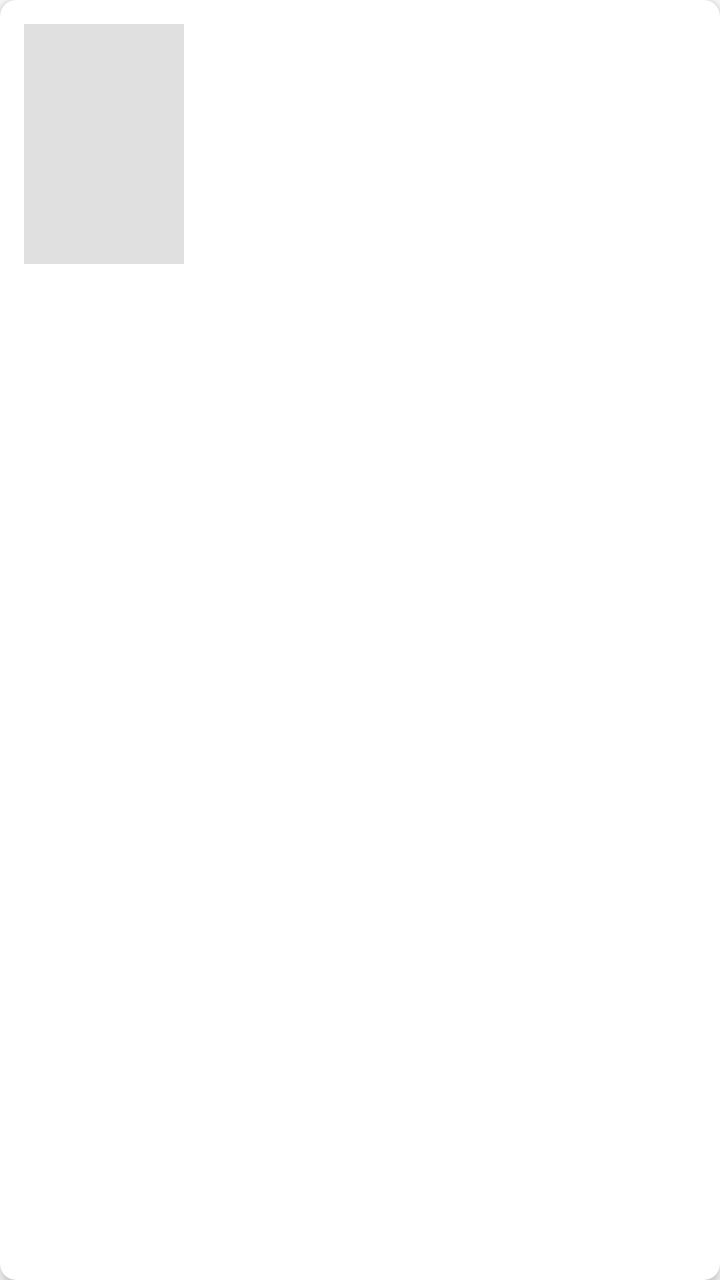
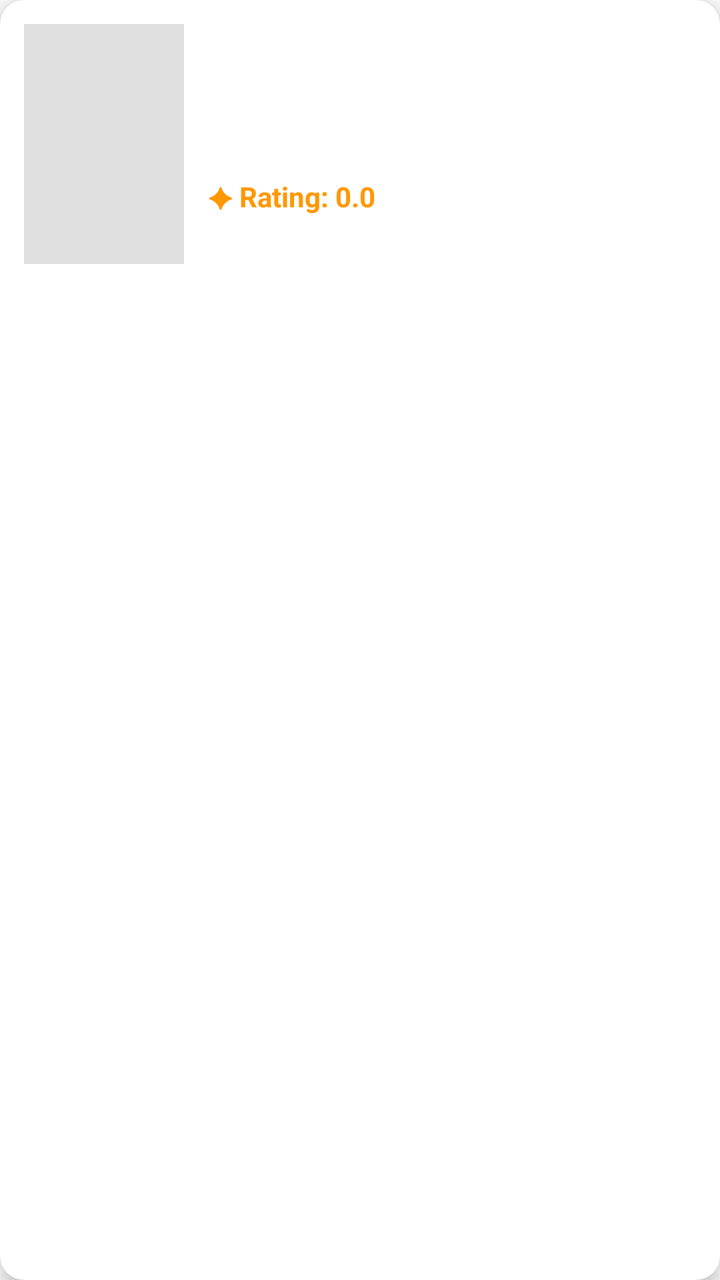

Two renders of the same Android screen: before a commit and after it. Below are the layout's source before the change and the commit's diff.
<!-- AndroidManifest.xml: application theme Theme.BookRecommender -->
<!-- res/layout/item_book.xml -->
<?xml version="1.0" encoding="utf-8"?>
<androidx.cardview.widget.CardView
    xmlns:android="http://schemas.android.com/apk/res/android"
    xmlns:app="http://schemas.android.com/apk/res-auto"
    android:layout_width="match_parent"
    android:layout_height="wrap_content"
    android:layout_margin="8dp"
    app:cardCornerRadius="8dp"
    app:cardElevation="4dp"
    app:cardBackgroundColor="@color/white">

    <LinearLayout
        android:layout_width="match_parent"
        android:layout_height="wrap_content"
        android:orientation="horizontal"
        android:padding="12dp">

        <ImageView
            android:id="@+id/ivBookCover"
            android:layout_width="80dp"
            android:layout_height="120dp"
            android:scaleType="centerCrop"
            android:background="@color/placeholder_bg" />

        <LinearLayout
            android:layout_width="0dp"
            android:layout_height="wrap_content"
            android:layout_weight="1"
            android:orientation="vertical"
            android:layout_marginStart="12dp"
            android:layout_gravity="center_vertical">

            <TextView
                android:id="@+id/tvBookTitle"
                android:layout_width="wrap_content"
                android:layout_height="wrap_content"
                android:textSize="16sp"
                android:textStyle="bold"
                android:textColor="@color/black"
                android:maxLines="2"
                android:ellipsize="end" />

            <TextView
                android:id="@+id/tvBookAuthor"
                android:layout_width="wrap_content"
                android:layout_height="wrap_content"
                android:textSize="14sp"
                android:textColor="@color/gray_text"
                android:layout_marginTop="4dp" />

            <TextView
                android:id="@+id/tvBookRating"
                android:layout_width="wrap_content"
                android:layout_height="wrap_content"
                android:textSize="14sp"
                android:textColor="@color/rating_color"
                android:layout_marginTop="4dp" />

        </LinearLayout>

    </LinearLayout>
</androidx.cardview.widget.CardView>
<!-- resources referenced by this layout -->
<resources>
  <color name="black">#FF000000</color>
  <color name="gray_text">#666666</color>
  <color name="placeholder_bg">#E0E0E0</color>
  <color name="rating_color">#FF9800</color>
  <color name="white">#FFFFFFFF</color>
  <style name="Theme.BookRecommender" parent="Theme.MaterialComponents.DayNight.NoActionBar">
          
          <item name="colorPrimary">@color/primary_purple</item>
          <item name="colorPrimaryVariant">@color/primary_blue</item>
          <item name="colorOnPrimary">@color/white</item>
          
          <item name="colorSecondary">@color/primary_blue</item>
          <item name="colorSecondaryVariant">@color/primary_purple</item>
          <item name="colorOnSecondary">@color/white</item>
          
          <item name="android:statusBarColor" tools:targetApi="l">@color/primary_purple</item>
          
      </style>
  <color name="primary_purple">#5E35B1</color>
  <color name="primary_blue">#3949AB</color>
</resources>

<!-- the commit's change to res/layout/item_book.xml (unified diff, before → after) -->
@@ -5,8 +5,8 @@
     android:layout_width="match_parent"
     android:layout_height="wrap_content"
     android:layout_margin="8dp"
-    app:cardCornerRadius="8dp"
-    app:cardElevation="4dp"
+    app:cardCornerRadius="12dp"
+    app:cardElevation="6dp"
     app:cardBackgroundColor="@color/white">
 
     <LinearLayout
@@ -45,7 +45,7 @@
                 android:layout_width="wrap_content"
                 android:layout_height="wrap_content"
                 android:textSize="14sp"
-                android:textColor="@color/gray_text"
+                android:textColor="#666666"
                 android:layout_marginTop="4dp" />
 
             <TextView
@@ -53,9 +53,10 @@
                 android:layout_width="wrap_content"
                 android:layout_height="wrap_content"
                 android:textSize="14sp"
+                android:textStyle="bold"
                 android:textColor="@color/rating_color"
-                android:layout_marginTop="4dp" />
-
+                android:layout_marginTop="8dp"
+                android:text="✦ Rating: 0.0" />
         </LinearLayout>
 
     </LinearLayout>
<!-- resource entries referenced after the edit -->
@@ -1,7 +1,6 @@
 <!-- resources referenced by this layout -->
 <resources>
   <color name="black">#FF000000</color>
-  <color name="gray_text">#666666</color>
   <color name="placeholder_bg">#E0E0E0</color>
   <color name="rating_color">#FF9800</color>
   <color name="white">#FFFFFFFF</color>
